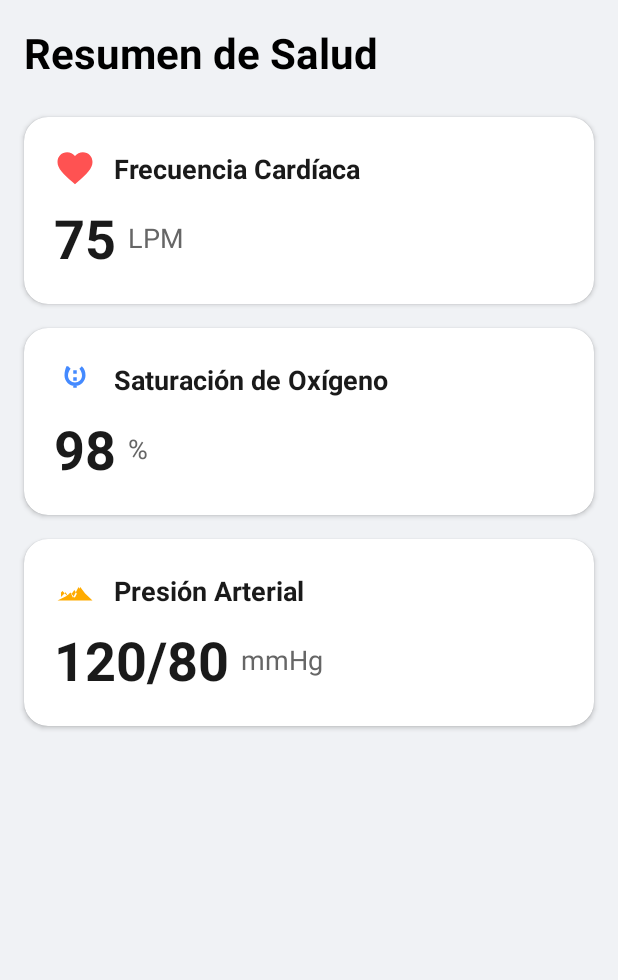
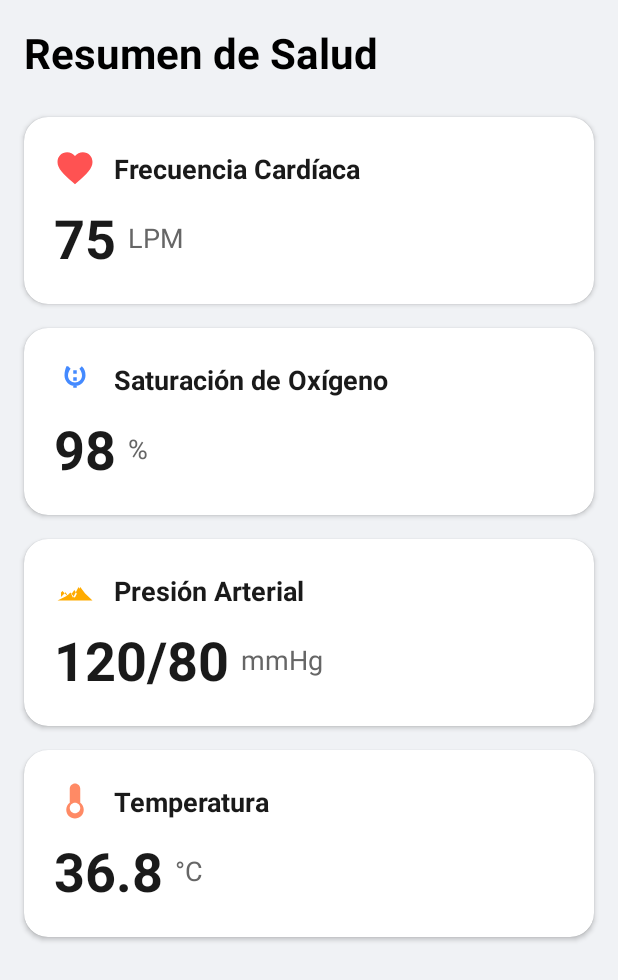
Before and after one commit to eduardogarzab/HeartGuard, an Android app: the screen it shows after launch (MainActivity), after a tap on "Ingresar", on a phone screen of 412 x 824 dp. Shown: the top 980 px of the screen. Run offline under Robolectric (Android 15) with nearby library versions, the phone set to English and light mode, and no system bars; 1 other tap on this screen came first.

Commit message:
se agrego apartado de temperatura

````diff
--- a/frontend/integracion/app/src/main/java/com/example/integracion/data/model/Metric.kt
+++ b/frontend/integracion/app/src/main/java/com/example/integracion/data/model/Metric.kt
@@ -1,4 +1,4 @@
-package com.example.integracion.data.model // Asegúrate que el paquete sea el tuyo
+package com.example.integracion.data.model
 
 import java.util.Date
 
@@ -7,7 +7,8 @@ enum class MetricType {
     SPO2,
     BLOOD_PRESSURE,
     HRV,
-    ECG
+    ECG,
+    TEMPERATURE // <-- LA LÍNEA QUE FALTABA
 }
 
 data class MetricDataPoint(
@@ -16,15 +17,13 @@ data class MetricDataPoint(
     val secondaryValue: Float? = null
 )
 
-// ... (imports y otras clases)
-
 data class Metric(
     val type: MetricType,
     val title: String,
     val currentValue: String,
     val unit: String,
-    val iconResId: Int, // <-- AÑADIDO
-    val iconColor: Int, // <-- AÑADIDO
+    val iconResId: Int,
+    val iconColor: Int,
     val history: List<MetricDataPoint>,
     val avgValue: Float,
     val minValue: Float,
--- a/frontend/integracion/app/src/main/java/com/example/integracion/data/repository/MetricRepository.kt
+++ b/frontend/integracion/app/src/main/java/com/example/integracion/data/repository/MetricRepository.kt
@@ -46,7 +46,21 @@ object MetricRepository {
                 avgValue = 122f,
                 minValue = 115f,
                 maxValue = 128f
+            ),
+            // --- NUEVO BLOQUE DE TEMPERATURA AÑADIDO ---
+            Metric(
+                type = MetricType.TEMPERATURE,
+                title = "Temperatura",
+                currentValue = "36.8",
+                unit = "°C",
+                iconResId = R.drawable.ic_temperature,
+                iconColor = R.color.metric_temp,
+                history = generateRandomData(36.5f, 37.2f),
+                avgValue = 36.9f,
+                minValue = 36.6f,
+                maxValue = 37.1f
             )
+            // -------------------------------------------
         )
     }
 
--- /dev/null
+++ b/frontend/integracion/app/src/main/res/drawable/ic_temperature.xml
@@ -0,0 +1,10 @@
+<vector xmlns:android="http://schemas.android.com/apk/res/android"
+    android:width="24dp"
+    android:height="24dp"
+    android:viewportWidth="24"
+    android:viewportHeight="24"
+    android:tint="?attr/colorControlNormal">
+    <path
+        android:fillColor="@android:color/white"
+        android:pathData="M15,13V5c0,-1.66 -1.34,-3 -3,-3S9,3.34 9,5v8c-1.21,0.91 -2,2.37 -2,4c0,2.76 2.24,5 5,5s5,-2.24 5,-5c0,-1.63 -0.79,-3.09 -2,-4zM12,19c-1.66,0 -3,-1.34 -3,-3s1.34,-3 3,-3s3,1.34 3,3s-1.34,3 -3,3z"/>
+</vector>
--- a/frontend/integracion/app/src/main/res/values/colors.xml
+++ b/frontend/integracion/app/src/main/res/values/colors.xml
@@ -13,4 +13,5 @@
 
     <color name="black">#FF000000</color>
     <color name="white">#FFFFFFFF</color>
+    <color name="metric_temp">#FF8A65</color> ```
 </resources>
````
